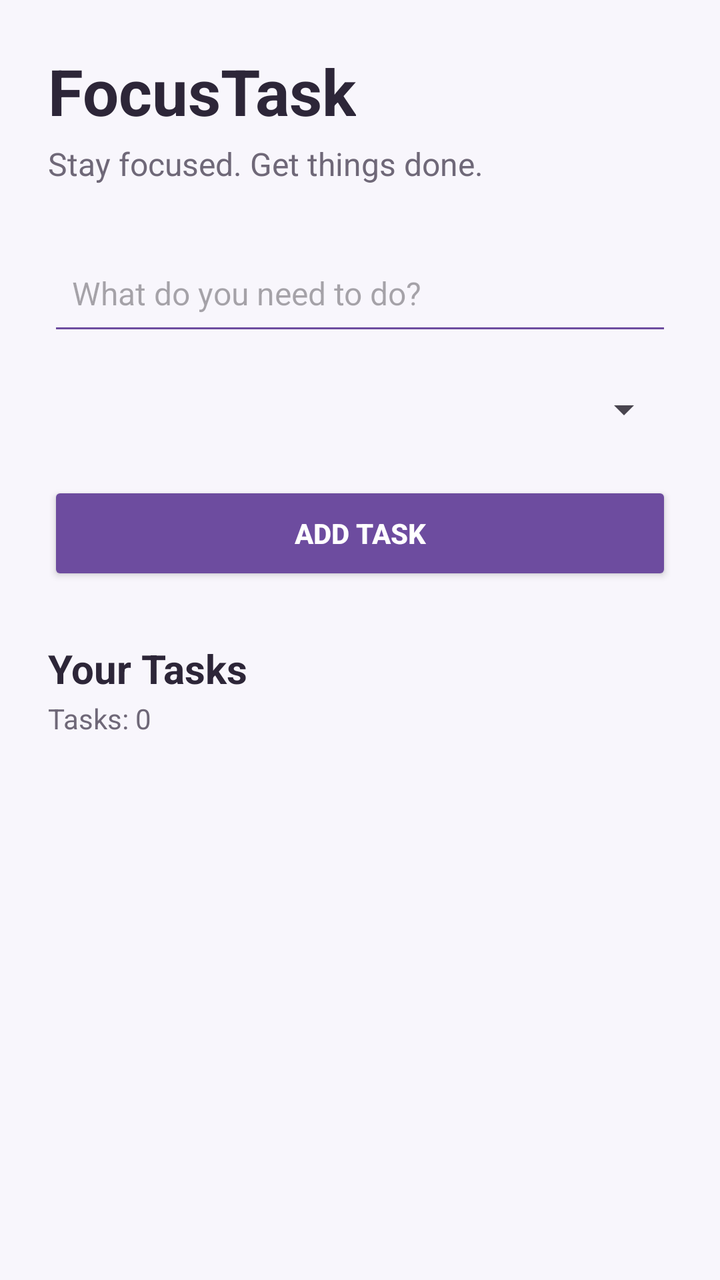
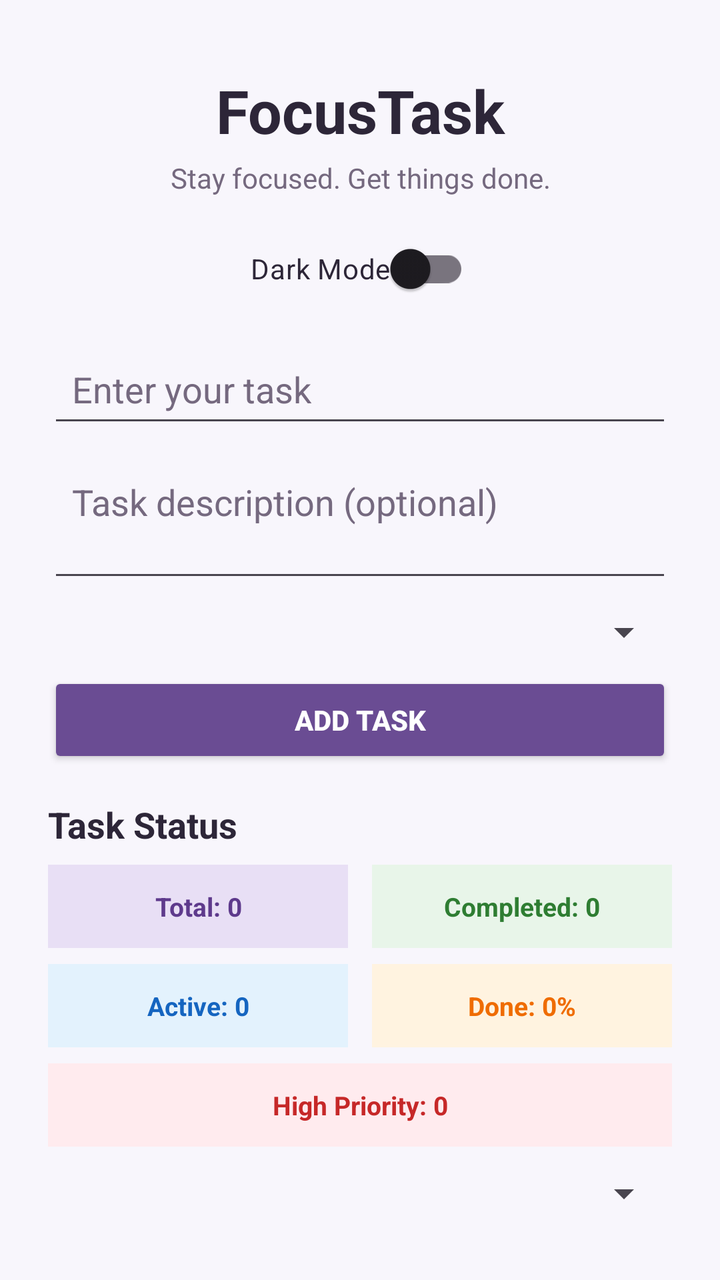

The first picture is an Android layout as it rendered before a commit; the second is the same layout after the commit. The layout source and the unified diff follow.
<!-- AndroidManifest.xml: application theme Theme.FocusTask -->
<!-- res/layout/activity_main.xml -->
<?xml version="1.0" encoding="utf-8"?>
<LinearLayout
    xmlns:android="http://schemas.android.com/apk/res/android"
    android:layout_width="match_parent"
    android:layout_height="match_parent"
    android:orientation="vertical"
    android:padding="24dp"
    android:background="#F8F6FC">

    
    <TextView
        android:id="@+id/tvTitle"
        android:layout_width="wrap_content"
        android:layout_height="wrap_content"
        android:text="FocusTask"
        android:textSize="32sp"
        android:textStyle="bold"
        android:textColor="#2D2638" />

    
    <TextView
        android:id="@+id/tvSubtitle"
        android:layout_width="wrap_content"
        android:layout_height="wrap_content"
        android:layout_marginTop="4dp"
        android:text="Stay focused. Get things done."
        android:textSize="16sp"
        android:textColor="#6F6878" />

    
    <EditText
        android:id="@+id/etTask"
        android:layout_width="match_parent"
        android:layout_height="wrap_content"
        android:layout_marginTop="28dp"
        android:hint="What do you need to do?"
        android:inputType="text"
        android:minHeight="52dp"
        android:padding="12dp"
        android:textSize="16sp"
        android:backgroundTint="#6D4C9F" />
    <Spinner
        android:id="@+id/spinnerPriority"
        android:layout_width="match_parent"
        android:layout_height="wrap_content"
        android:layout_marginTop="8dp"
        android:minHeight="48dp" />

    
    <Button
        android:id="@+id/btnAddTask"
        android:layout_width="match_parent"
        android:layout_height="52dp"
        android:layout_marginTop="12dp"
        android:text="ADD TASK"
        android:textSize="14sp"
        android:textStyle="bold"
        android:textColor="#FFFFFF"
        android:backgroundTint="#6D4C9F" />

    
    <TextView
        android:id="@+id/tvTaskHeading"
        android:layout_width="wrap_content"
        android:layout_height="wrap_content"
        android:layout_marginTop="28dp"
        android:text="Your Tasks"
        android:textSize="20sp"
        android:textStyle="bold"
        android:textColor="#2D2638" />

    
    <TextView
        android:id="@+id/tvTaskCount"
        android:layout_width="wrap_content"
        android:layout_height="wrap_content"
        android:layout_marginTop="2dp"
        android:text="Tasks: 0"
        android:textSize="14sp"
        android:textColor="#6F6878" />

    
    <ScrollView
        android:layout_width="match_parent"
        android:layout_height="0dp"
        android:layout_marginTop="12dp"
        android:layout_weight="1"
        android:fillViewport="true"
        android:importantForAccessibility="no">

        <LinearLayout
            android:id="@+id/taskContainer"
            android:layout_width="match_parent"
            android:layout_height="wrap_content"
            android:orientation="vertical" />

    </ScrollView>

</LinearLayout>
<!-- resources referenced by this layout -->
<resources>
  <style name="Theme.FocusTask" parent="Base.Theme.FocusTask" />
  <style name="Base.Theme.FocusTask" parent="Theme.Material3.DayNight.NoActionBar">
          
          
      </style>
</resources>

<!-- the commit's change to res/layout/activity_main.xml (unified diff, before → after) -->
@@ -4,89 +4,251 @@
     android:layout_width="match_parent"
     android:layout_height="match_parent"
     android:orientation="vertical"
-    android:padding="24dp"
-    android:background="#F8F6FC">
-
-    
-    <TextView
-        android:id="@+id/tvTitle"
+    android:paddingStart="24dp"
+    android:paddingEnd="24dp"
+    android:paddingTop="35dp"
+    android:paddingBottom="24dp"
+    android:background="@color/background_color">
+
+    
+
+    <TextView
+        android:layout_width="match_parent"
+        android:layout_height="wrap_content"
+        android:text="FocusTask"
+        android:textSize="30sp"
+        android:textStyle="bold"
+        android:textColor="@color/primary_text"
+        android:gravity="center"
+        android:layout_marginBottom="4dp" />
+
+    
+
+    <TextView
+        android:layout_width="match_parent"
+        android:layout_height="wrap_content"
+        android:text="Stay focused. Get things done."
+        android:textSize="14sp"
+        android:textColor="@color/secondary_text"
+        android:gravity="center"
+        android:layout_marginBottom="12dp" />
+
+    
+
+    <com.google.android.material.switchmaterial.SwitchMaterial
+        android:id="@+id/switchTheme"
         android:layout_width="wrap_content"
         android:layout_height="wrap_content"
-        android:text="FocusTask"
-        android:textSize="32sp"
-        android:textStyle="bold"
-        android:textColor="#2D2638" />
-
-    
-    <TextView
-        android:id="@+id/tvSubtitle"
-        android:layout_width="wrap_content"
-        android:layout_height="wrap_content"
-        android:layout_marginTop="4dp"
-        android:text="Stay focused. Get things done."
-        android:textSize="16sp"
-        android:textColor="#6F6878" />
-
-    
+        android:text="Dark Mode"
+        android:textSize="14sp"
+        android:textColor="@color/primary_text"
+        android:layout_gravity="center"
+        android:layout_marginBottom="12dp" />
+
+    
+
     <EditText
         android:id="@+id/etTask"
         android:layout_width="match_parent"
         android:layout_height="wrap_content"
-        android:layout_marginTop="28dp"
-        android:hint="What do you need to do?"
-        android:inputType="text"
-        android:minHeight="52dp"
+        android:hint="Enter your task"
+        android:textColor="@color/primary_text"
+        android:textColorHint="@color/secondary_text"
         android:padding="12dp"
-        android:textSize="16sp"
-        android:backgroundTint="#6D4C9F" />
+        android:layout_marginBottom="8dp" />
+
+    
+
+    <EditText
+        android:id="@+id/etDescription"
+        android:layout_width="match_parent"
+        android:layout_height="wrap_content"
+        android:hint="Task description (optional)"
+        android:textColor="@color/primary_text"
+        android:textColorHint="@color/secondary_text"
+        android:inputType="textMultiLine"
+        android:minLines="2"
+        android:maxLines="4"
+        android:gravity="top"
+        android:padding="12dp"
+        android:layout_marginBottom="8dp" />
+
+    
+
     <Spinner
         android:id="@+id/spinnerPriority"
         android:layout_width="match_parent"
         android:layout_height="wrap_content"
-        android:layout_marginTop="8dp"
-        android:minHeight="48dp" />
-
-    
+        android:layout_marginBottom="8dp" />
+
+    
+
     <Button
         android:id="@+id/btnAddTask"
         android:layout_width="match_parent"
-        android:layout_height="52dp"
-        android:layout_marginTop="12dp"
-        android:text="ADD TASK"
+        android:layout_height="wrap_content"
+        android:text="Add Task"
         android:textSize="14sp"
         android:textStyle="bold"
         android:textColor="#FFFFFF"
-        android:backgroundTint="#6D4C9F" />
-
-    
-    <TextView
-        android:id="@+id/tvTaskHeading"
-        android:layout_width="wrap_content"
-        android:layout_height="wrap_content"
-        android:layout_marginTop="28dp"
+        android:backgroundTint="#6A4C93"
+        android:layout_marginBottom="16dp" />
+
+    
+
+    <TextView
+        android:layout_width="match_parent"
+        android:layout_height="wrap_content"
+        android:text="Task Status"
+        android:textSize="18sp"
+        android:textStyle="bold"
+        android:textColor="@color/primary_text"
+        android:layout_marginBottom="8dp" />
+
+    
+
+    <LinearLayout
+        android:layout_width="match_parent"
+        android:layout_height="wrap_content"
+        android:orientation="vertical"
+        android:layout_marginBottom="12dp">
+
+        
+
+        <LinearLayout
+            android:layout_width="match_parent"
+            android:layout_height="wrap_content"
+            android:orientation="horizontal"
+            android:weightSum="2">
+
+            <TextView
+                android:id="@+id/tvTotalTasks"
+                android:layout_width="0dp"
+                android:layout_height="wrap_content"
+                android:layout_weight="1"
+                android:layout_marginEnd="6dp"
+                android:gravity="center"
+                android:text="Total: 0"
+                android:textSize="13sp"
+                android:textStyle="bold"
+                android:singleLine="true"
+                android:padding="12dp"
+                android:textColor="@color/total_text"
+                android:background="@color/total_background" />
+
+            <TextView
+                android:id="@+id/tvCompletedTasks"
+                android:layout_width="0dp"
+                android:layout_height="wrap_content"
+                android:layout_weight="1"
+                android:layout_marginStart="6dp"
+                android:gravity="center"
+                android:text="Completed: 0"
+                android:textSize="13sp"
+                android:textStyle="bold"
+                android:singleLine="true"
+                android:padding="12dp"
+                android:textColor="@color/completed_text"
+                android:background="@color/completed_background" />
+
+        </LinearLayout>
+
+        
+
+        <LinearLayout
+            android:layout_width="match_parent"
+            android:layout_height="wrap_content"
+            android:orientation="horizontal"
+            android:weightSum="2"
+            android:layout_marginTop="8dp">
+
+            <TextView
+                android:id="@+id/tvActiveTasks"
+                android:layout_width="0dp"
+                android:layout_height="wrap_content"
+                android:layout_weight="1"
+                android:layout_marginEnd="6dp"
+                android:gravity="center"
+                android:text="Active: 0"
+                android:textSize="13sp"
+                android:textStyle="bold"
+                android:singleLine="true"
+                android:padding="12dp"
+                android:textColor="@color/active_text"
+                android:background="@color/active_background" />
+
+            <TextView
+                android:id="@+id/tvCompletionRate"
+                android:layout_width="0dp"
+                android:layout_height="wrap_content"
+                android:layout_weight="1"
+                android:layout_marginStart="6dp"
+                android:gravity="center"
+                android:text="Done: 0%"
+                android:textSize="13sp"
+                android:textStyle="bold"
+                android:singleLine="true"
+                android:padding="12dp"
+                android:textColor="@color/done_text"
+                android:background="@color/done_background" />
+
+        </LinearLayout>
+
+        
+
+        <TextView
+            android:id="@+id/tvHighPriority"
+            android:layout_width="match_parent"
+            android:layout_height="wrap_content"
+            android:layout_marginTop="8dp"
+            android:gravity="center"
+            android:text="High Priority: 0"
+            android:textSize="13sp"
+            android:textStyle="bold"
+            android:singleLine="true"
+            android:padding="12dp"
+            android:textColor="@color/high_text"
+            android:background="@color/high_background" />
+
+    </LinearLayout>
+
+    
+
+    <Spinner
+        android:id="@+id/spinnerFilter"
+        android:layout_width="match_parent"
+        android:layout_height="wrap_content"
+        android:layout_marginBottom="8dp" />
+
+    
+
+    <TextView
+        android:layout_width="match_parent"
+        android:layout_height="wrap_content"
         android:text="Your Tasks"
-        android:textSize="20sp"
-        android:textStyle="bold"
-        android:textColor="#2D2638" />
-
-    
+        android:textSize="18sp"
+        android:textStyle="bold"
+        android:textColor="@color/primary_text"
+        android:layout_marginTop="4dp" />
+
+    
+
     <TextView
         android:id="@+id/tvTaskCount"
-        android:layout_width="wrap_content"
-        android:layout_height="wrap_content"
-        android:layout_marginTop="2dp"
+        android:layout_width="match_parent"
+        android:layout_height="wrap_content"
         android:text="Tasks: 0"
-        android:textSize="14sp"
-        android:textColor="#6F6878" />
-
-    
+        android:textSize="13sp"
+        android:textColor="@color/secondary_text"
+        android:layout_marginBottom="8dp" />
+
+    
+
     <ScrollView
         android:layout_width="match_parent"
         android:layout_height="0dp"
-        android:layout_marginTop="12dp"
         android:layout_weight="1"
-        android:fillViewport="true"
-        android:importantForAccessibility="no">
+        android:fillViewport="true">
 
         <LinearLayout
             android:id="@+id/taskContainer"
<!-- resource entries referenced after the edit -->
@@ -1,5 +1,18 @@
 <!-- resources referenced by this layout -->
 <resources>
+  <color name="active_background">#E3F2FD</color>
+  <color name="active_text">#1565C0</color>
+  <color name="background_color">#F8F6FC</color>
+  <color name="completed_background">#E8F5E9</color>
+  <color name="completed_text">#2E7D32</color>
+  <color name="done_background">#FFF3E0</color>
+  <color name="done_text">#EF6C00</color>
+  <color name="high_background">#FFEBEE</color>
+  <color name="high_text">#C62828</color>
+  <color name="primary_text">#2D2638</color>
+  <color name="secondary_text">#75697F</color>
+  <color name="total_background">#E8DFF5</color>
+  <color name="total_text">#5E3A8C</color>
   <style name="Theme.FocusTask" parent="Base.Theme.FocusTask" />
   <style name="Base.Theme.FocusTask" parent="Theme.Material3.DayNight.NoActionBar">
           
